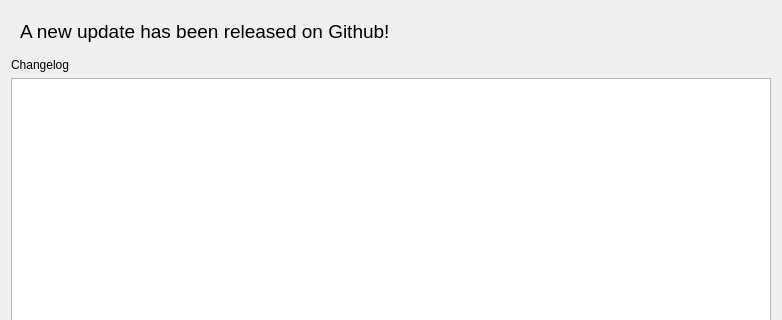
Qt form src/emu/qt/src/update_dialog.ui (EKA2L1/EKA2L1) before a commit; both pictures show x 0 to 782 and y 0 to 320 of the 782 by 486 pixel window.
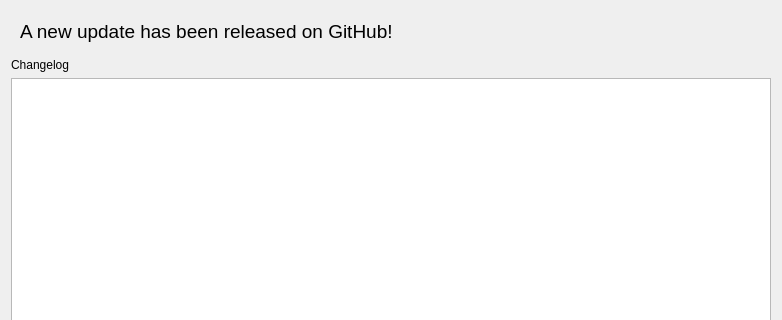
The same form after that commit.

Commit message:
qt: Fix source string mistakes
Addressed by @Faalagorn on Crowdin

What changed in the file:
```diff
--- a/src/emu/qt/src/update_dialog.ui
+++ b/src/emu/qt/src/update_dialog.ui
@@ -40,7 +40,7 @@
          </font>
         </property>
         <property name="text">
-         <string>A new update has been released on Github!</string>
+         <string>A new update has been released on GitHub!</string>
         </property>
        </widget>
       </item>
```
The commit also changes 1 other file.
